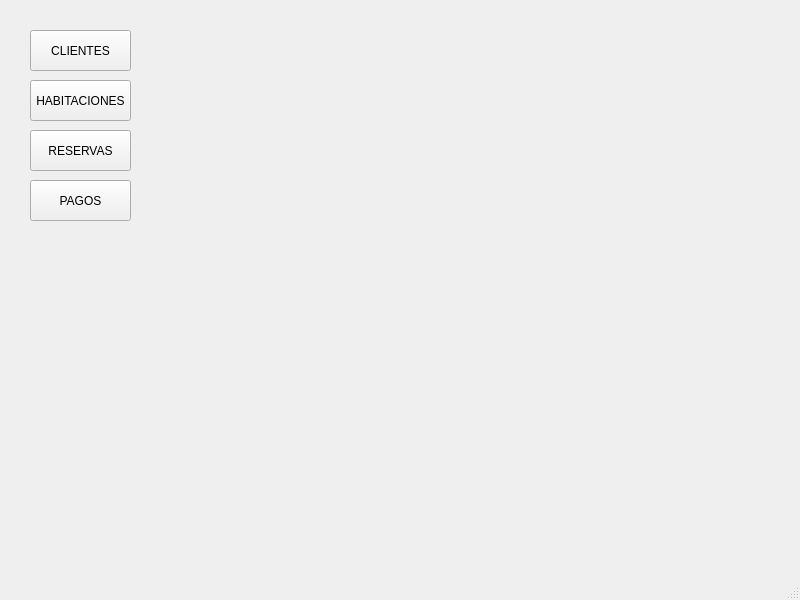
Above: ventana_principal.ui from smorcor744/pyQT before the change. Below: the same form after it.
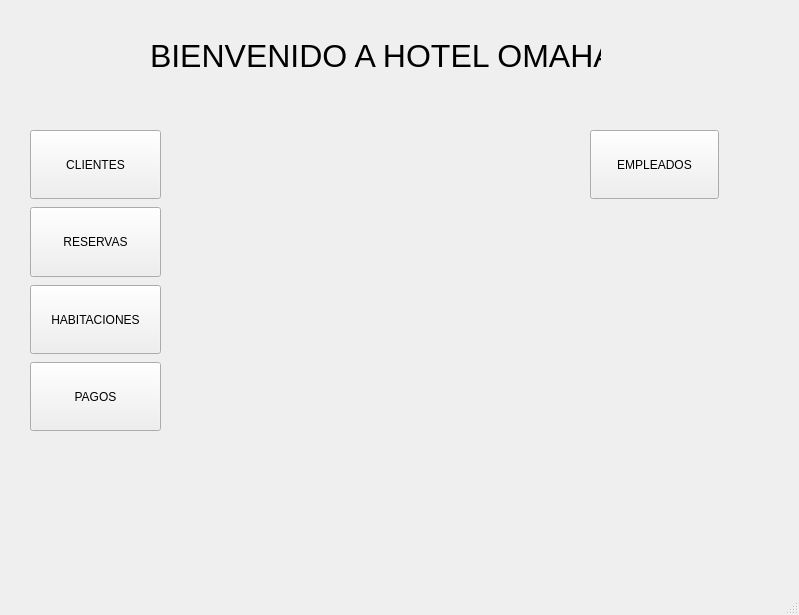
That is the form after the change.

Commit message: empleados listo

```diff
--- a/ventana_principal.ui
+++ b/ventana_principal.ui
@@ -6,13 +6,19 @@
    <rect>
     <x>0</x>
     <y>0</y>
-    <width>800</width>
-    <height>600</height>
+    <width>799</width>
+    <height>615</height>
    </rect>
   </property>
+  <property name="sizePolicy">
+   <sizepolicy hsizetype="Preferred" vsizetype="Maximum">
+    <horstretch>0</horstretch>
+    <verstretch>0</verstretch>
+   </sizepolicy>
+  </property>
   <property name="minimumSize">
    <size>
-    <width>500</width>
+    <width>750</width>
     <height>500</height>
    </size>
   </property>
@@ -20,56 +26,111 @@
    <string>MainWindow</string>
   </property>
   <widget class="QWidget" name="centralwidget">
-   <widget class="QPushButton" name="bt_clientes">
+   <widget class="QWidget" name="verticalLayoutWidget">
     <property name="geometry">
      <rect>
       <x>30</x>
-      <y>30</y>
-      <width>101</width>
-      <height>41</height>
+      <y>130</y>
+      <width>131</width>
+      <height>301</height>
      </rect>
     </property>
-    <property name="text">
-     <string>CLIENTES</string>
-    </property>
+    <layout class="QVBoxLayout" name="verticalLayout">
+     <property name="spacing">
+      <number>8</number>
+     </property>
+     <item>
+      <widget class="QPushButton" name="bt_clientes">
+       <property name="sizePolicy">
+        <sizepolicy hsizetype="Minimum" vsizetype="Minimum">
+         <horstretch>0</horstretch>
+         <verstretch>0</verstretch>
+        </sizepolicy>
+       </property>
+       <property name="text">
+        <string>CLIENTES</string>
+       </property>
+      </widget>
+     </item>
+     <item>
+      <widget class="QPushButton" name="pushButton_3">
+       <property name="sizePolicy">
+        <sizepolicy hsizetype="Minimum" vsizetype="Minimum">
+         <horstretch>0</horstretch>
+         <verstretch>0</verstretch>
+        </sizepolicy>
+       </property>
+       <property name="text">
+        <string>RESERVAS</string>
+       </property>
+      </widget>
+     </item>
+     <item>
+      <widget class="QPushButton" name="pushButton_2">
+       <property name="sizePolicy">
+        <sizepolicy hsizetype="Minimum" vsizetype="Minimum">
+         <horstretch>0</horstretch>
+         <verstretch>0</verstretch>
+        </sizepolicy>
+       </property>
+       <property name="text">
+        <string>HABITACIONES</string>
+       </property>
+      </widget>
+     </item>
+     <item>
+      <widget class="QPushButton" name="pushButton_4">
+       <property name="sizePolicy">
+        <sizepolicy hsizetype="Minimum" vsizetype="Minimum">
+         <horstretch>0</horstretch>
+         <verstretch>0</verstretch>
+        </sizepolicy>
+       </property>
+       <property name="text">
+        <string>PAGOS</string>
+       </property>
+      </widget>
+     </item>
+    </layout>
    </widget>
-   <widget class="QPushButton" name="pushButton_2">
+   <widget class="QLabel" name="label">
     <property name="geometry">
      <rect>
-      <x>30</x>
-      <y>80</y>
-      <width>101</width>
-      <height>41</height>
+      <x>150</x>
+      <y>10</y>
+      <width>451</width>
+      <height>91</height>
      </rect>
     </property>
-    <property name="text">
-     <string>HABITACIONES</string>
+    <property name="font">
+     <font>
+      <pointsize>24</pointsize>
+     </font>
     </property>
-   </widget>
-   <widget class="QPushButton" name="pushButton_3">
-    <property name="geometry">
-     <rect>
-      <x>30</x>
-      <y>130</y>
-      <width>101</width>
-      <height>41</height>
-     </rect>
+    <property name="styleSheet">
+     <string notr="true">color: rgb(0, 0, 0);</string>
     </property>
     <property name="text">
-     <string>RESERVAS</string>
+     <string>BIENVENIDO A HOTEL OMAHA</string>
     </property>
    </widget>
-   <widget class="QPushButton" name="pushButton_4">
+   <widget class="QPushButton" name="bt_empleados">
     <property name="geometry">
      <rect>
-      <x>30</x>
-      <y>180</y>
-      <width>101</width>
-      <height>41</height>
+      <x>590</x>
+      <y>130</y>
+      <width>129</width>
+      <height>69</height>
      </rect>
     </property>
+    <property name="sizePolicy">
+     <sizepolicy hsizetype="Minimum" vsizetype="Minimum">
+      <horstretch>0</horstretch>
+      <verstretch>0</verstretch>
+     </sizepolicy>
+    </property>
     <property name="text">
-     <string>PAGOS</string>
+     <string>EMPLEADOS</string>
     </property>
    </widget>
   </widget>
```
Left out of the diff: 2 changed lines with no effect on the pictures. The commit also changes 18 other files.
